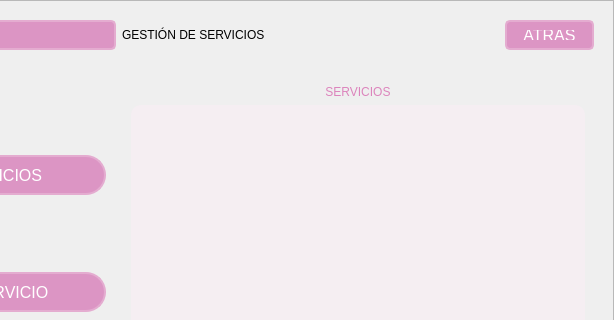
Above: GUI/sub_ventanas/ui/GestionServicios.ui from C-Sebastian-M/GLAM_MAKEUP_STORE before the change; both pictures show x 174 to 788 and y 0 to 320 of the 788 by 648 pixel window. Below: the same form after it.
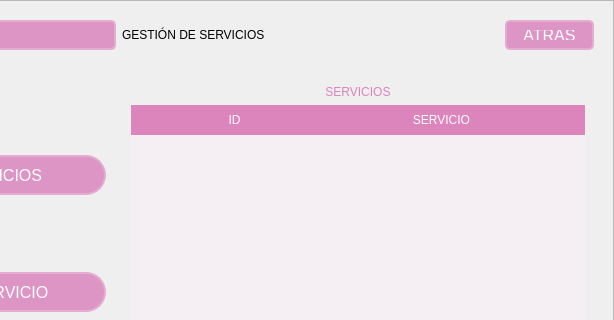
That is the form after the change. The open tabs and pages were chosen to show the change. Icons and pictures are not drawn.

Commit message: cambios a gestion clientes ui

What changed in the file:
```diff
--- a/GUI/sub_ventanas/ui/GestionServicios.ui
+++ b/GUI/sub_ventanas/ui/GestionServicios.ui
@@ -528,7 +528,7 @@
                     <enum>QFrame::StyledPanel</enum>
                    </property>
                    <attribute name="horizontalHeaderVisible">
-                    <bool>false</bool>
+                    <bool>true</bool>
                    </attribute>
                    <attribute name="horizontalHeaderCascadingSectionResizes">
                     <bool>false</bool>
```
Left out of the diff: 4 changed lines with no effect on the pictures. The commit also changes 3 other files.
